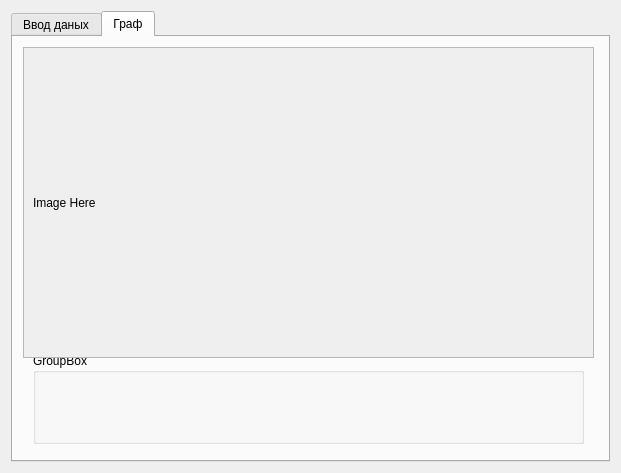
Old version of the form gui/main_form.ui in the repository Megalitum/SA_cognitive.
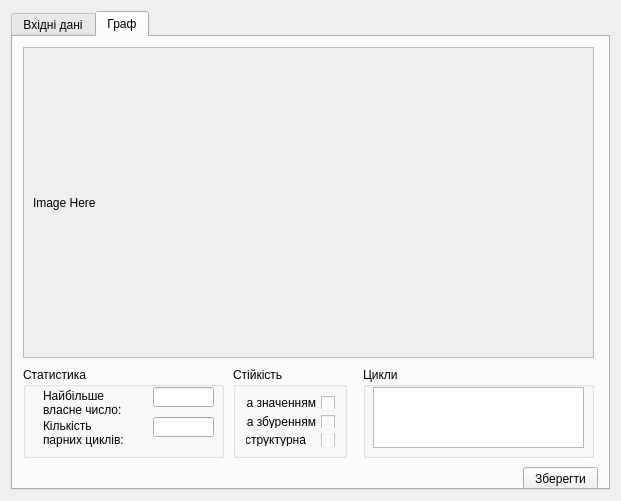
New version of the form. The open tabs and pages were chosen to show the change.

Diff of the .ui file:
```diff
--- a/gui/main_form.ui
+++ b/gui/main_form.ui
@@ -7,7 +7,7 @@
     <x>0</x>
     <y>0</y>
     <width>621</width>
-    <height>473</height>
+    <height>501</height>
    </rect>
   </property>
   <property name="windowTitle">
@@ -16,6 +16,9 @@
   <layout class="QVBoxLayout" name="verticalLayout">
    <item>
     <widget class="QTabWidget" name="tabWidget">
+     <property name="layoutDirection">
+      <enum>Qt::LeftToRight</enum>
+     </property>
      <property name="tabPosition">
       <enum>QTabWidget::North</enum>
      </property>
@@ -24,7 +27,7 @@
      </property>
      <widget class="QWidget" name="tableTab">
       <attribute name="title">
-       <string>Ввод даных</string>
+       <string>Вхідні дані</string>
       </attribute>
       <layout class="QGridLayout" name="gridLayout_2">
        <item row="1" column="3">
@@ -76,9 +79,9 @@
       <widget class="QGroupBox" name="groupBox">
        <property name="geometry">
         <rect>
-         <x>20</x>
-         <y>316</y>
-         <width>551</width>
+         <x>10</x>
+         <y>330</y>
+         <width>201</width>
          <height>91</height>
         </rect>
        </property>
@@ -94,9 +97,76 @@
          <height>91</height>
         </size>
        </property>
+       <property name="layoutDirection">
+        <enum>Qt::LeftToRight</enum>
+       </property>
        <property name="title">
-        <string>GroupBox</string>
+        <string>Статистика</string>
        </property>
+       <widget class="QLabel" name="label">
+        <property name="geometry">
+         <rect>
+          <x>20</x>
+          <y>20</y>
+          <width>91</width>
+          <height>31</height>
+         </rect>
+        </property>
+        <property name="text">
+         <string>Найбільше власне число:</string>
+        </property>
+        <property name="wordWrap">
+         <bool>true</bool>
+        </property>
+       </widget>
+       <widget class="QLabel" name="label_2">
+        <property name="geometry">
+         <rect>
+          <x>20</x>
+          <y>50</y>
+          <width>91</width>
+          <height>31</height>
+         </rect>
+        </property>
+        <property name="text">
+         <string>Кількість парних циклів:</string>
+        </property>
+        <property name="wordWrap">
+         <bool>true</bool>
+        </property>
+       </widget>
+       <widget class="QLineEdit" name="lambda_max">
+        <property name="geometry">
+         <rect>
+          <x>130</x>
+          <y>20</y>
+          <width>61</width>
+          <height>20</height>
+         </rect>
+        </property>
+        <property name="sizePolicy">
+         <sizepolicy hsizetype="Fixed" vsizetype="Fixed">
+          <horstretch>0</horstretch>
+          <verstretch>0</verstretch>
+         </sizepolicy>
+        </property>
+       </widget>
+       <widget class="QLineEdit" name="cycle_pair">
+        <property name="geometry">
+         <rect>
+          <x>130</x>
+          <y>50</y>
+          <width>61</width>
+          <height>20</height>
+         </rect>
+        </property>
+        <property name="sizePolicy">
+         <sizepolicy hsizetype="Fixed" vsizetype="Fixed">
+          <horstretch>0</horstretch>
+          <verstretch>0</verstretch>
+         </sizepolicy>
+        </property>
+       </widget>
       </widget>
       <widget class="QScrollArea" name="scrollArea">
        <property name="geometry">
@@ -142,6 +212,105 @@
         </layout>
        </widget>
       </widget>
+      <widget class="QGroupBox" name="groupBox_2">
+       <property name="geometry">
+        <rect>
+         <x>220</x>
+         <y>330</y>
+         <width>114</width>
+         <height>91</height>
+        </rect>
+       </property>
+       <property name="minimumSize">
+        <size>
+         <width>0</width>
+         <height>91</height>
+        </size>
+       </property>
+       <property name="maximumSize">
+        <size>
+         <width>16777215</width>
+         <height>91</height>
+        </size>
+       </property>
+       <property name="layoutDirection">
+        <enum>Qt::LeftToRight</enum>
+       </property>
+       <property name="title">
+        <string>Стійкість</string>
+       </property>
+       <layout class="QVBoxLayout" name="verticalLayout_3">
+        <item>
+         <widget class="QCheckBox" name="checkBox">
+          <property name="layoutDirection">
+           <enum>Qt::RightToLeft</enum>
+          </property>
+          <property name="text">
+           <string>- за значенням</string>
+          </property>
+         </widget>
+        </item>
+        <item>
+         <widget class="QCheckBox" name="checkBox_2">
+          <property name="layoutDirection">
+           <enum>Qt::RightToLeft</enum>
+          </property>
+          <property name="text">
+           <string>- за збуренням</string>
+          </property>
+         </widget>
+        </item>
+        <item>
+         <widget class="QCheckBox" name="checkBox_3">
+          <property name="layoutDirection">
+           <enum>Qt::RightToLeft</enum>
+          </property>
+          <property name="text">
+           <string>- структурна   </string>
+          </property>
+         </widget>
+        </item>
+       </layout>
+      </widget>
+      <widget class="QGroupBox" name="groupBox_3">
+       <property name="geometry">
+        <rect>
+         <x>350</x>
+         <y>330</y>
+         <width>231</width>
+         <height>91</height>
+        </rect>
+       </property>
+       <property name="title">
+        <string>Цикли</string>
+       </property>
+       <widget class="QPlainTextEdit" name="cycle">
+        <property name="geometry">
+         <rect>
+          <x>10</x>
+          <y>20</y>
+          <width>211</width>
+          <height>61</height>
+         </rect>
+        </property>
+        <property name="plainText">
+         <string/>
+        </property>
+       </widget>
+      </widget>
+      <widget class="QPushButton" name="pushButton">
+       <property name="geometry">
+        <rect>
+         <x>510</x>
+         <y>430</y>
+         <width>75</width>
+         <height>23</height>
+        </rect>
+       </property>
+       <property name="text">
+        <string>Зберегти</string>
+       </property>
+      </widget>
      </widget>
     </widget>
    </item>
```
Left out of the diff: 4 changed lines with no effect on the pictures.
